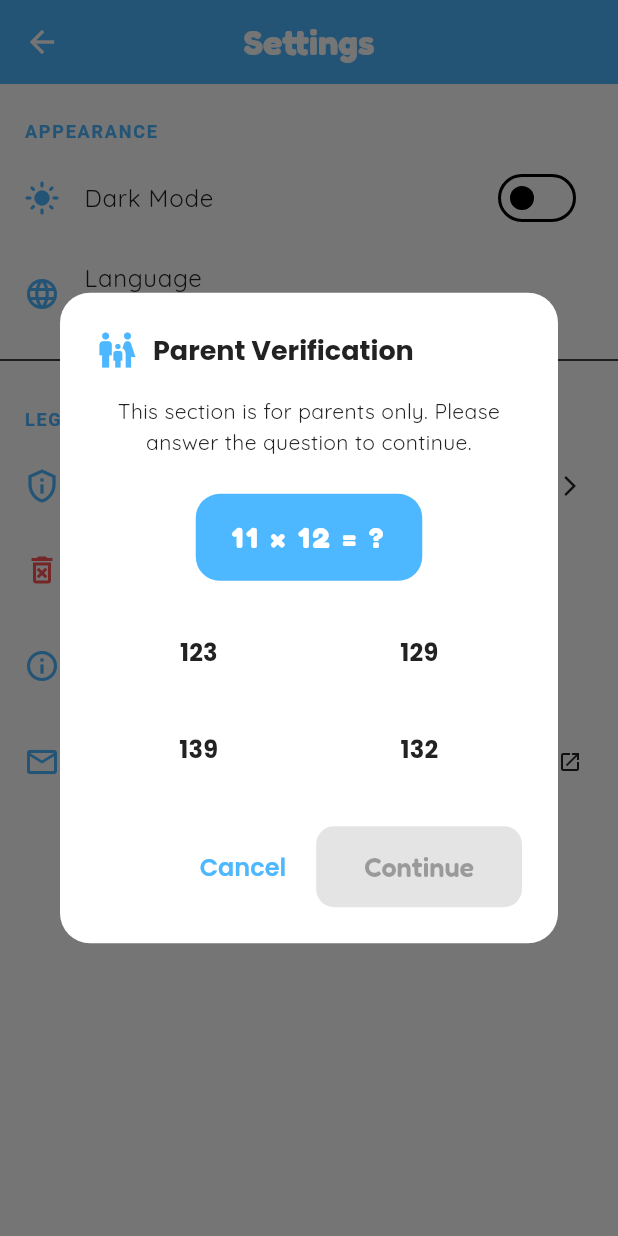
After one commit to Albalahy94/Brainquests-MiniGenius-, a Flutter app: the SettingsScreen screen opened by its route, after a tap on "Contact Developer", on a phone screen of 412 x 824 dp. The commit adds this screen. Run offline on Flutter 3.47's test engine with Material 3 defaults, Android fonts, the phone set to English and light mode, and no system bars; our stand-ins replace audioplayers, confetti, firebase_analytics, firebase_crashlytics, fl_chart, flutter_animate and 11 more; accounts and stored records are empty; generated files the repository leaves out were written again.

Commit message:
feat: Add Parental Gate and update Contact Developer options to fix Apple review issue

```diff
--- /dev/null
+++ b/lib/core/widgets/parental_gate_dialog.dart
@@ -0,0 +1,225 @@
+import 'dart:math';
+import 'package:flutter/material.dart';
+import 'package:minigenius/generated/l10n/app_localizations.dart';
+
+/// Apple Kids Category Parental Gate
+/// Shows a simple math question that children cannot easily solve.
+/// Required before accessing any external links (e.g. Contact Developer).
+Future<bool> showParentalGateDialog(BuildContext context) async {
+  final result = await showDialog<bool>(
+    context: context,
+    barrierDismissible: false,
+    builder: (context) => const _ParentalGateDialog(),
+  );
+  return result ?? false;
+}
+
+class _ParentalGateDialog extends StatefulWidget {
+  const _ParentalGateDialog();
+
+  @override
+  State<_ParentalGateDialog> createState() => _ParentalGateDialogState();
+}
+
+class _ParentalGateDialogState extends State<_ParentalGateDialog> {
+  late int _num1;
+  late int _num2;
+  late int _correctAnswer;
+  late List<int> _options;
+  int? _selectedAnswer;
+  bool _showError = false;
+
+  @override
+  void initState() {
+    super.initState();
+    _generateQuestion();
+  }
+
+  void _generateQuestion() {
+    final rng = Random();
+    // Use numbers 7-12 for multiplication — hard for young children but easy for parents
+    _num1 = rng.nextInt(6) + 7; // 7 to 12
+    _num2 = rng.nextInt(6) + 7; // 7 to 12
+    _correctAnswer = _num1 * _num2;
+
+    // Generate 3 wrong options that are close but distinct
+    final wrongOptions = <int>{};
+    while (wrongOptions.length < 3) {
+      final offset = rng.nextInt(10) + 1;
+      final wrong = rng.nextBool()
+          ? _correctAnswer + offset
+          : _correctAnswer - offset;
+      if (wrong > 0 && wrong != _correctAnswer) {
+        wrongOptions.add(wrong);
+      }
+    }
+
+    _options = [_correctAnswer, ...wrongOptions]..shuffle();
+    _selectedAnswer = null;
+    _showError = false;
+  }
+
+  void _onOptionSelected(int value) {
+    setState(() {
+      _selectedAnswer = value;
+      _showError = false;
+    });
+  }
+
+  void _onConfirm() {
+    if (_selectedAnswer == null) return;
+
+    if (_selectedAnswer == _correctAnswer) {
+      Navigator.of(context).pop(true);
+    } else {
+      // Wrong answer — regenerate question
+      setState(() {
+        _showError = true;
+      });
+      Future.delayed(const Duration(milliseconds: 1200), () {
+        if (mounted) {
+          setState(() {
+            _generateQuestion();
+          });
+        }
+      });
+    }
+  }
+
+  @override
+  Widget build(BuildContext context) {
+    final l10n = AppLocalizations.of(context)!;
+    final theme = Theme.of(context);
+    final isRtl = Directionality.of(context) == TextDirection.rtl;
+
+    return AlertDialog(
+      shape: RoundedRectangleBorder(borderRadius: BorderRadius.circular(20)),
+      title: Row(
+        children: [
+          Icon(Icons.family_restroom, color: theme.colorScheme.primary, size: 28),
+          const SizedBox(width: 10),
+          Expanded(
+            child: Text(
+              l10n.parentalGateTitle,
+              style: theme.textTheme.titleLarge?.copyWith(
+                fontWeight: FontWeight.bold,
+              ),
+            ),
+          ),
+        ],
+      ),
+      content: Column(
+        mainAxisSize: MainAxisSize.min,
+        children: [
+          Text(
+            l10n.parentalGateDescription,
+            style: theme.textTheme.bodyMedium?.copyWith(height: 1.5),
+            textAlign: TextAlign.center,
+          ),
+          const SizedBox(height: 24),
+
+          // Math question
+          Container(
+            padding: const EdgeInsets.symmetric(horizontal: 24, vertical: 16),
+            decoration: BoxDecoration(
+              color: theme.colorScheme.primaryContainer,
+              borderRadius: BorderRadius.circular(16),
+            ),
+            child: Text(
+              '$_num1 × $_num2 = ?',
+              style: theme.textTheme.headlineMedium?.copyWith(
+                fontWeight: FontWeight.bold,
+                color: theme.colorScheme.onPrimaryContainer,
+                letterSpacing: 2,
+              ),
+              textAlign: TextAlign.center,
+              textDirection: TextDirection.ltr,
+            ),
+          ),
+
+          const SizedBox(height: 20),
+
+          // Answer options grid
+          GridView.count(
+            crossAxisCount: 2,
+            shrinkWrap: true,
+            crossAxisSpacing: 10,
+            mainAxisSpacing: 10,
+            childAspectRatio: 2.5,
+            physics: const NeverScrollableScrollPhysics(),
+            children: _options.map((option) {
+              final isSelected = _selectedAnswer == option;
+              final isWrong = _showError && isSelected;
+
+              return GestureDetector(
+                onTap: () => _onOptionSelected(option),
+                child: AnimatedContainer(
+                  duration: const Duration(milliseconds: 200),
+                  decoration: BoxDecoration(
+                    color: isWrong
+                        ? Colors.red.shade100
+                        : isSelected
+                            ? theme.colorScheme.primary
+                            : theme.colorScheme.surfaceContainerHighest,
+                    borderRadius: BorderRadius.circular(12),
+                    border: Border.all(
+                      color: isWrong
+                          ? Colors.red
+                          : isSelected
+                              ? theme.colorScheme.primary
+                              : Colors.transparent,
+                      width: 2,
+                    ),
+                  ),
+                  child: Center(
+                    child: Text(
+                      '$option',
+                      style: theme.textTheme.titleMedium?.copyWith(
+                        fontWeight: FontWeight.bold,
+                        color: isWrong
+                            ? Colors.red
+                            : isSelected
+                                ? theme.colorScheme.onPrimary
+                                : theme.colorScheme.onSurface,
+                      ),
+                      textDirection: TextDirection.ltr,
+                    ),
+                  ),
+                ),
+              );
+            }).toList(),
+          ),
+
+          // Error message
+          if (_showError) ...[
+            const SizedBox(height: 12),
+            Row(
+              mainAxisAlignment: MainAxisAlignment.center,
+              children: [
+                const Icon(Icons.close_rounded, color: Colors.red, size: 18),
+                const SizedBox(width: 6),
+                Text(
+                  l10n.parentalGateWrongAnswer,
+                  style: const TextStyle(color: Colors.red, fontWeight: FontWeight.w600),
+                ),
+              ],
+            ),
+          ],
+        ],
+      ),
+      actions: [
+        TextButton(
+          onPressed: () => Navigator.of(context).pop(false),
+          child: Text(l10n.cancel),
+        ),
+        ElevatedButton(
+          onPressed: _selectedAnswer != null && !_showError ? _onConfirm : null,
+          style: ElevatedButton.styleFrom(
+            shape: RoundedRectangleBorder(borderRadius: BorderRadius.circular(12)),
+          ),
+          child: Text(l10n.parentalGateContinue),
+        ),
+      ],
+    );
+  }
+}
--- a/lib/features/settings/ui/privacy_policy_screen.dart
+++ b/lib/features/settings/ui/privacy_policy_screen.dart
@@ -1,5 +1,7 @@
 import 'package:flutter/material.dart';
 import 'package:minigenius/generated/l10n/app_localizations.dart';
+import 'package:url_launcher/url_launcher.dart';
+import 'package:minigenius/core/widgets/parental_gate_dialog.dart';
 
 class PrivacyPolicyScreen extends StatelessWidget {
   const PrivacyPolicyScreen({super.key});
@@ -54,11 +56,7 @@ class PrivacyPolicyScreen extends StatelessWidget {
               '5. Advertisements',
               'We use Google AdMob to display advertisements. These ads are configured to be "child-directed" to ensure they are appropriate for our audience and comply with COPPA and GPDR-K regulations.',
             ),
-            _buildSection(
-              context,
-              '6. Contact Us',
-              'If you have any questions about this Privacy Policy, please contact us at: mohamed@albalahy4u.com',
-            ),
+            _buildContactSection(context, theme, l10n),
             const SizedBox(height: 40),
           ],
         ),
@@ -89,4 +87,49 @@ class PrivacyPolicyScreen extends StatelessWidget {
       ),
     );
   }
+
+  Widget _buildContactSection(BuildContext context, ThemeData theme, AppLocalizations l10n) {
+    return Padding(
+      padding: const EdgeInsets.only(bottom: 24.0),
+      child: Column(
+        crossAxisAlignment: CrossAxisAlignment.start,
+        children: [
+          Text(
+            '6. Contact Us',
+            style: theme.textTheme.titleMedium?.copyWith(
+              fontWeight: FontWeight.bold,
+              color: theme.colorScheme.primary,
+            ),
+          ),
+          const SizedBox(height: 8),
+          Text(
+            'If you have any questions about this Privacy Policy, please contact us:',
+            style: theme.textTheme.bodyMedium?.copyWith(height: 1.5),
+          ),
+          const SizedBox(height: 12),
+          ElevatedButton.icon(
+            onPressed: () async {
+              final isParent = await showParentalGateDialog(context);
+              if (isParent && context.mounted) {
+                final Uri emailLaunchUri = Uri(
+                  scheme: 'mailto',
+                  path: 'mohamed@albalahy4u.com',
+                  query: 'subject=Mini Genius App Privacy Support',
+                );
+                try {
+                  if (!await launchUrl(emailLaunchUri)) {
+                    // Ignore
+                  }
+                } catch (e) {
+                  // Ignore
+                }
+              }
+            },
+            icon: const Icon(Icons.email),
+            label: Text(l10n.contactDeveloper),
+          ),
+        ],
+      ),
+    );
+  }
 }
--- a/lib/features/settings/ui/settings_screen.dart
+++ b/lib/features/settings/ui/settings_screen.dart
@@ -1,5 +1,7 @@
 import 'package:flutter/material.dart';
 import 'package:provider/provider.dart';
+import 'package:url_launcher/url_launcher.dart';
+import 'package:minigenius/core/widgets/parental_gate_dialog.dart';
 import 'package:minigenius/generated/l10n/app_localizations.dart';
 import 'package:minigenius/core/theme/app_theme.dart';
 import 'package:minigenius/core/providers/app_state_provider.dart';
@@ -81,6 +83,30 @@ class SettingsScreen extends StatelessWidget {
                 ),
                 applicationLegalese: '© 2026 Mini Genius Team',
               );
+            },
+          ),
+
+          // Contact Developer
+          ListTile(
+            leading: Icon(Icons.email_outlined, color: theme.colorScheme.primary),
+            title: Text(l10n.contactDeveloper),
+            trailing: const Icon(Icons.open_in_new, size: 16),
+            onTap: () async {
+              final isParent = await showParentalGateDialog(context);
+              if (isParent && context.mounted) {
+                final Uri emailLaunchUri = Uri(
+                  scheme: 'mailto',
+                  path: 'mohamed@albalahy4u.com',
+                  query: 'subject=Mini Genius App Support',
+                );
+                try {
+                  if (!await launchUrl(emailLaunchUri)) {
+                    // Ignore
+                  }
+                } catch (e) {
+                  // Ignore
+                }
+              }
             },
           ),
 
--- a/lib/l10n/app_ar.arb
+++ b/lib/l10n/app_ar.arb
@@ -181,5 +181,10 @@
       }
     }
   },
-  "worldLockedPrompt": "هذا العالم مقفل. يرجى فتحه أولاً."
+  "worldLockedPrompt": "هذا العالم مقفل. يرجى فتحه أولاً.",
+  "contactDeveloper": "تواصل مع المطوّر",
+  "parentalGateTitle": "التحقق من هوية الوالد",
+  "parentalGateDescription": "هذا القسم مخصص للوالدين فقط. يرجى الإجابة على السؤال للمتابعة.",
+  "parentalGateWrongAnswer": "إجابة خاطئة. يرجى المحاولة مجدداً.",
+  "parentalGateContinue": "متابعة"
 }
--- a/lib/l10n/app_en.arb
+++ b/lib/l10n/app_en.arb
@@ -184,5 +184,10 @@
       }
     }
   },
-  "worldLockedPrompt": "This world is locked. Please unlock it first."
+  "worldLockedPrompt": "This world is locked. Please unlock it first.",
+  "contactDeveloper": "Contact Developer",
+  "parentalGateTitle": "Parent Verification",
+  "parentalGateDescription": "This section is for parents only. Please answer the question to continue.",
+  "parentalGateWrongAnswer": "Incorrect answer. Please try again.",
+  "parentalGateContinue": "Continue"
 }
--- a/pubspec.yaml
+++ b/pubspec.yaml
@@ -55,6 +55,7 @@ dependencies:
   permission_handler: ^11.3.1
   confetti: ^0.8.0
   flutter_tts: ^4.2.5
+  url_launcher: ^6.3.2
 
 dev_dependencies:
   flutter_test:
```
Also changed, not shown: lib/generated/l10n/app_localizations.dart, lib/generated/l10n/app_localizations_ar.dart, lib/generated/l10n/app_localizations_en.dart, pubspec.lock.
